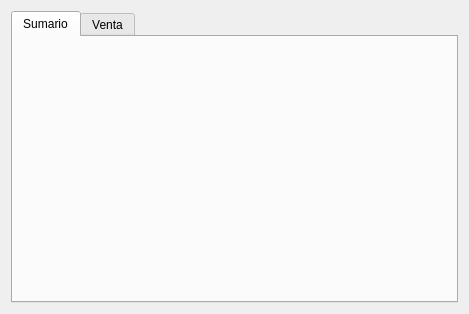
Before: the Qt Designer form ui/employee.ui in Matiti061/TecnoPC, drawn with Qt 5.
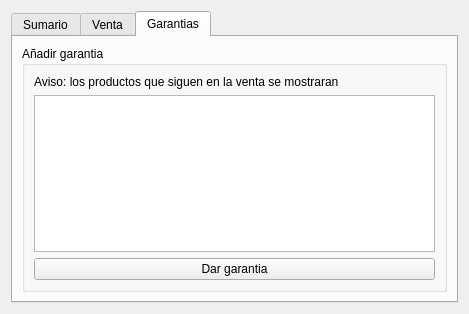
After: the same form once the commit is applied. The open tabs and pages were chosen to show the change.

Commit message: feat: warranty finalize

```diff
--- a/ui/employee.ui
+++ b/ui/employee.ui
@@ -13,8 +13,8 @@
   <property name="windowTitle">
    <string>Vista empleado</string>
   </property>
-  <layout class="QVBoxLayout" name="verticalLayout">
-   <item>
+  <layout class="QGridLayout" name="gridLayout_3">
+   <item row="0" column="0">
     <widget class="QTabWidget" name="tab_widget">
      <property name="currentIndex">
       <number>0</number>
@@ -82,6 +82,39 @@
        </item>
       </layout>
      </widget>
+     <widget class="QWidget" name="warranty_tab">
+      <attribute name="title">
+       <string>Garantias</string>
+      </attribute>
+      <layout class="QGridLayout" name="gridLayout_5">
+       <item row="0" column="0">
+        <widget class="QGroupBox" name="groupBox_2">
+         <property name="title">
+          <string>Añadir garantia</string>
+         </property>
+         <layout class="QGridLayout" name="gridLayout_4">
+          <item row="1" column="0">
+           <widget class="QTableWidget" name="warranty_table"/>
+          </item>
+          <item row="0" column="0">
+           <widget class="QLabel" name="label">
+            <property name="text">
+             <string>Aviso: los productos que siguen en la venta se mostraran</string>
+            </property>
+           </widget>
+          </item>
+          <item row="2" column="0">
+           <widget class="QPushButton" name="warranty_add_button">
+            <property name="text">
+             <string>Dar garantia</string>
+            </property>
+           </widget>
+          </item>
+         </layout>
+        </widget>
+       </item>
+      </layout>
+     </widget>
     </widget>
    </item>
   </layout>
```
The commit also changes 2 other files.
